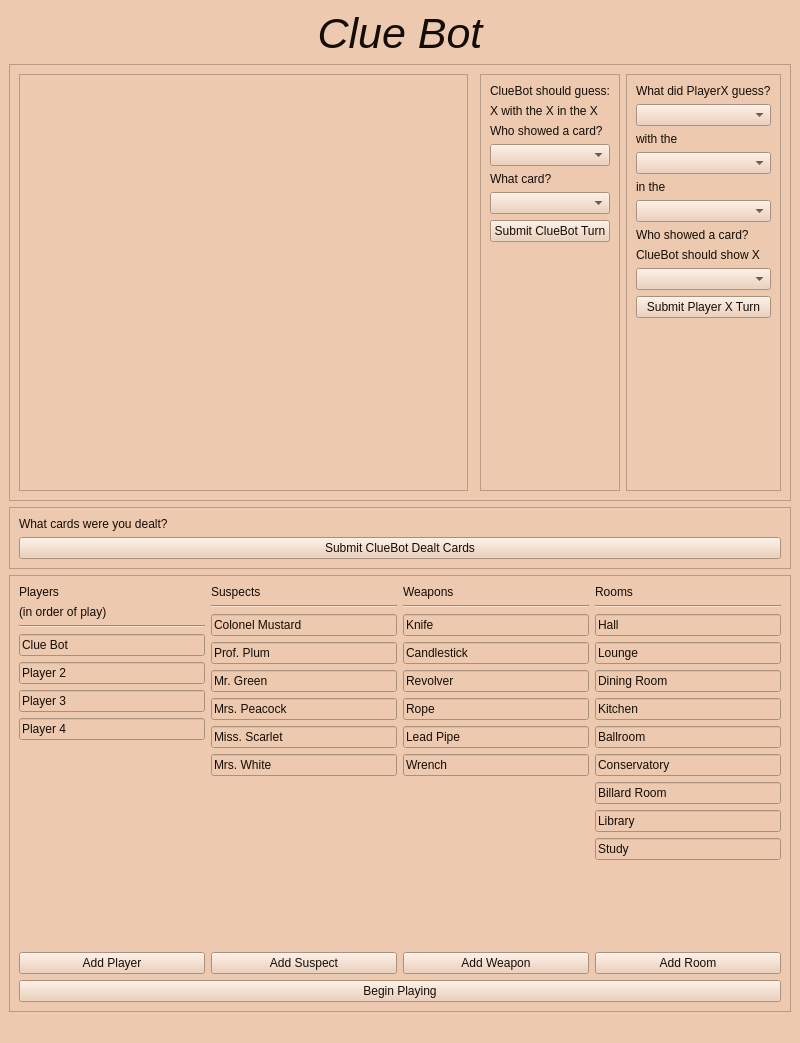
Old version of the form mainwindow.ui in the repository PeterMaidaRobot/ClueBot.
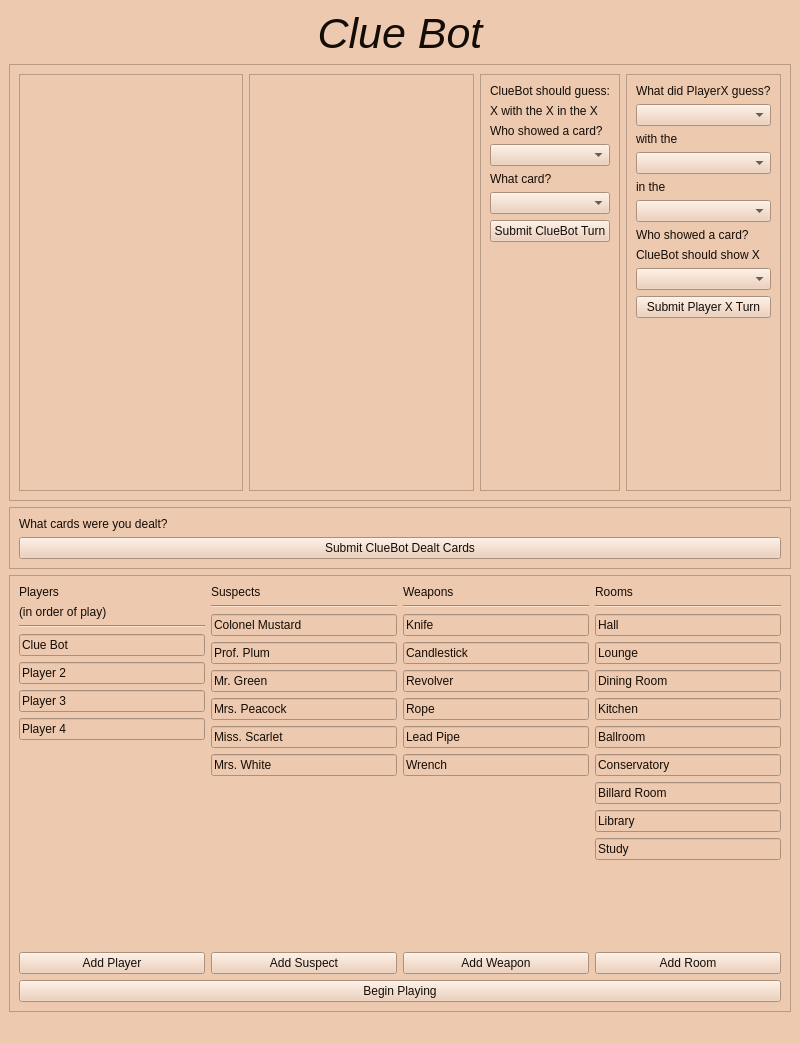
New version of the form.

Commit message: working history table

```diff
--- a/mainwindow.ui
+++ b/mainwindow.ui
@@ -58,12 +58,17 @@
         <widget class="QTableWidget" name="guessCardTable"/>
        </item>
        <item>
-        <widget class="QFrame" name="previousGuessFrame">
-         <property name="frameShape">
-          <enum>QFrame::StyledPanel</enum>
+        <widget class="QTableWidget" name="previousGuessTable">
+         <property name="maximumSize">
+          <size>
+           <width>16777215</width>
+           <height>16777215</height>
+          </size>
          </property>
-         <property name="frameShadow">
-          <enum>QFrame::Raised</enum>
+         <property name="font">
+          <font>
+           <pointsize>10</pointsize>
+          </font>
          </property>
         </widget>
        </item>
```
The commit also changes 2 other files.
